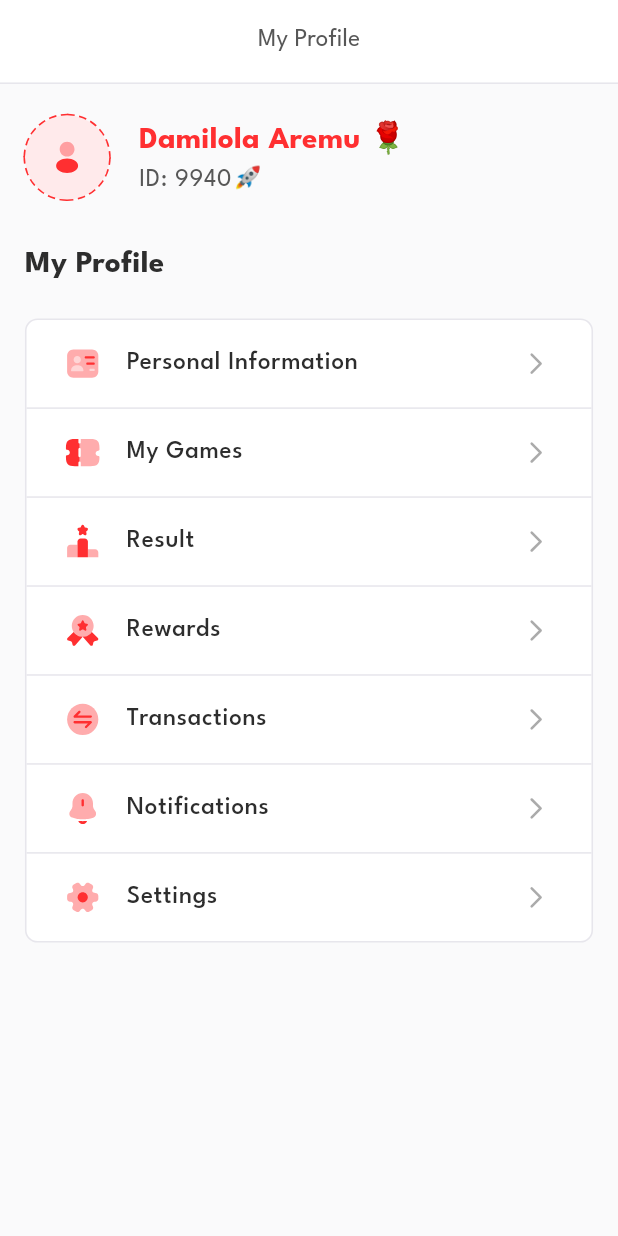
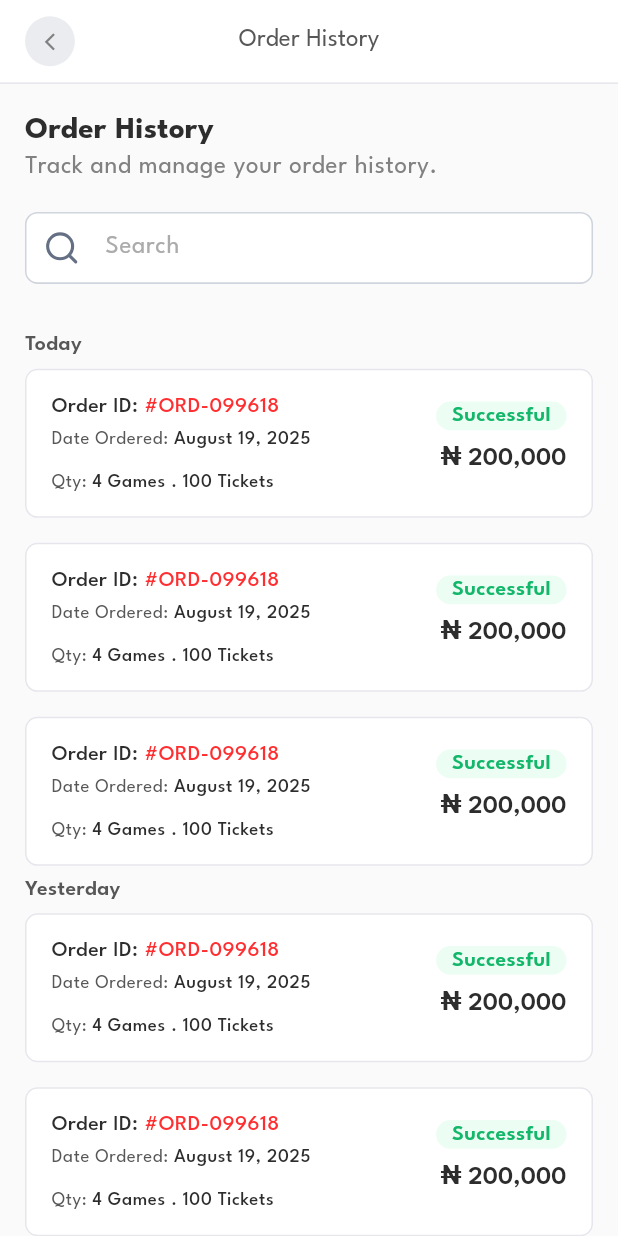
Before and after one commit to sbscphp/windfall-raffle-mobile, a Flutter app: the Profile screen opened directly, after a tap on "Transactions", on a phone screen of 412 x 824 dp. Run offline on Flutter 3.47's test engine with Material 3 defaults, Android fonts, the phone set to English and light mode, and no system bars; our stand-ins replace animate_do, another_flushbar, another_xlider, cached_network_image, card_swiper, dio and 22 more; missing offline and left inert: local_auth_android, local_auth_darwin, webview_flutter_android, webview_flutter_wkwebview; accounts and stored records are empty; project files that could hold a hidden picture were left out.

Commit message:
updated order history

```diff
--- a/lib/core/constants/app_asset.dart
+++ b/lib/core/constants/app_asset.dart
@@ -61,7 +61,7 @@ class AppAsset {
   static const String wallet = 'assets/icons/wallet.svg';
   static const String walletImg = 'assets/icons/wallet.png';
   static const String upload = 'assets/icons/upload.svg';
-
+  static const String search = 'assets/icons/search.svg';
 
 
 
--- a/lib/core/constants/named_routes.dart
+++ b/lib/core/constants/named_routes.dart
@@ -35,7 +35,8 @@ class NamedRoutes {
   static const gameResults = '/gameResults';
   static const claimPrize = '/claimPrize';
   static const rewards = '/rewards';
-
+  static const orderHistory = '/orderHistory';
+  static const orderDetails = '/orderDetails';
 
 
 
--- a/lib/ui/pages/my_games/claim_prize.dart
+++ b/lib/ui/pages/my_games/claim_prize.dart
@@ -211,8 +211,8 @@ class _ClaimPrizeState extends State<ClaimPrize> {
 
   Widget form2() => Column(
     children: [
-      CustomTextField(label: "Your Full Name", hintText: "Enter Full Name"),
-      SizedBox(height: 16.h),
+      // CustomTextField(label: "Your Full Name", hintText: "Enter Full Name"),
+      // SizedBox(height: 16.h),
       FormMediaUploader(title: "Passport photo"),
       SizedBox(height: 16.h),
       CustomTextField(
--- /dev/null
+++ b/lib/ui/pages/profile/order/order_history.dart
@@ -0,0 +1,94 @@
+import 'package:flutter/material.dart';
+import 'package:flutter_screenutil/flutter_screenutil.dart';
+import 'package:windfall/core/constants/app_asset.dart';
+import 'package:windfall/core/constants/app_dimension.dart';
+import 'package:windfall/core/constants/app_theme/custom_color_scheme.dart';
+import 'package:windfall/ui/widgets/custom_appbar.dart';
+import 'package:windfall/ui/widgets/custom_svg.dart';
+import 'package:windfall/ui/widgets/custom_text_field.dart';
+import 'package:windfall/ui/widgets/listview_items/order_history_item.dart';
+import 'package:windfall/ui/widgets/screen_title.dart';
+
+class OrderHistory extends StatefulWidget {
+  const OrderHistory({super.key});
+
+  @override
+  State<OrderHistory> createState() => _OrderHistoryState();
+}
+
+class _OrderHistoryState extends State<OrderHistory> {
+  @override
+  Widget build(BuildContext context) {
+    return Scaffold(
+      appBar: customAppBar(context: context, title: 'Order History'),
+      body: Padding(
+        padding: EdgeInsets.only(
+          top: 20.h,
+          left: AppDimension.paddingLeft,
+          right: AppDimension.paddingRight,
+        ),
+        child: Column(
+          children: [
+            ScreenTitle(
+              title: "Order History",
+              subTitle: "Track and manage your order history.",
+            ),
+            CustomTextField(
+              isCompulsory: false,
+              hintText: "Search",
+              prefixIcon: Padding(
+                padding: EdgeInsets.only(left: 12, right: 12.w),
+                child: CustomSvg(asset: AppAsset.search),
+              ),
+            ),
+            SizedBox(height: 24.h),
+            Expanded(
+              child: ListView.separated(
+                padding: EdgeInsets.only(top: 8.h),
+                shrinkWrap: true,
+                itemBuilder: (context, index) {
+                  return _buildSingleDateItems(index);
+                },
+                separatorBuilder: (context, index) {
+                  return SizedBox(height: 8.h);
+                },
+                itemCount: 3,
+              ),
+            ),
+          ],
+        ),
+      ),
+    );
+  }
+
+  Widget _buildSingleDateItems(int index) {
+    return Column(
+      crossAxisAlignment: CrossAxisAlignment.start,
+      children: [
+        Text(
+          index == 0
+              ? "Today"
+              : index > 1
+              ? "3 days ago"
+              : "Yesterday",
+          style: Theme.of(context).textTheme.bodyMedium?.copyWith(
+            color: Theme.of(context).colorScheme.textTertiary,
+            fontWeight: FontWeight.w600,
+          ),
+        ),
+        SizedBox(height: 8.h),
+        ListView.separated(
+          shrinkWrap: true,
+          physics: NeverScrollableScrollPhysics(),
+          itemBuilder: (context, index) {
+            return OrderHistoryItem();
+          },
+          separatorBuilder: (context, index) {
+            return SizedBox(height: 16.h);
+          },
+          itemCount: 3,
+        ),
+      ],
+    );
+  }
+}
--- a/lib/ui/pages/profile/profile.dart
+++ b/lib/ui/pages/profile/profile.dart
@@ -8,6 +8,7 @@ import 'package:windfall/core/data/view_models/bottom_nav_view_model.dart';
 import 'package:windfall/core/utilities/navigator.dart';
 import 'package:windfall/ui/pages/profile/game_results.dart';
 import 'package:windfall/ui/pages/profile/notifications.dart';
+import 'package:windfall/ui/pages/profile/order/order_history.dart';
 import 'package:windfall/ui/pages/profile/personal_information.dart';
 import 'package:windfall/ui/pages/profile/rewards.dart';
 import 'package:windfall/ui/pages/profile/settings.dart';
@@ -163,7 +164,9 @@ class _ProfileState extends ConsumerState<Profile> {
                             ProfileAction(
                                 imageAsset: AppAsset.transactions,
                                 label: "Transactions",
-                                onPressed: (){}
+                                onPressed: (){
+                                  pushNavigation(context: context, widget: const OrderHistory(), routeName: NamedRoutes.orderHistory);
+                                }
                             ),
                             CustomDivider(
                               verticalSpace: 16.h,
--- /dev/null
+++ b/lib/ui/widgets/listview_items/order_history_item.dart
@@ -0,0 +1,110 @@
+import 'package:flutter/material.dart';
+import 'package:flutter_screenutil/flutter_screenutil.dart';
+import 'package:windfall/core/constants/app_theme/custom_color_scheme.dart';
+import 'package:windfall/core/constants/named_routes.dart';
+import 'package:windfall/core/utilities/date_utilitites.dart';
+import 'package:windfall/core/utilities/navigator.dart';
+import 'package:windfall/ui/pages/profile/order/order_details.dart';
+import 'package:windfall/ui/widgets/clickable.dart';
+import 'package:windfall/ui/widgets/naira_display.dart';
+import 'package:windfall/ui/widgets/windfall_container.dart';
+import 'package:windfall/ui/widgets/windfall_tag.dart';
+
+class OrderHistoryItem extends StatelessWidget {
+  const OrderHistoryItem({super.key});
+
+  @override
+  Widget build(BuildContext context) {
+    return Clickable(
+      onPressed: () {
+        pushNavigation(
+          context: context,
+          widget: OrderDetails(),
+          routeName: NamedRoutes.orderDetails,
+        );
+      },
+      child: WindfallContainer(
+        padding: EdgeInsets.all(16.w),
+        child: Row(
+          mainAxisAlignment: MainAxisAlignment.spaceBetween,
+          crossAxisAlignment: CrossAxisAlignment.start,
+          children: [
+            Column(
+              crossAxisAlignment: CrossAxisAlignment.start,
+              children: [
+                Text.rich(
+                  style: Theme.of(context).textTheme.bodyMedium?.copyWith(
+                    fontWeight: FontWeight.w500,
+                    color: Theme.of(context).colorScheme.textPrimary,
+                  ),
+                  TextSpan(
+                    text: "Order ID: ",
+                    children: [
+                      TextSpan(
+                        text: '#ORD-099618',
+                        style: Theme.of(context).textTheme.bodyMedium?.copyWith(
+                          fontWeight: FontWeight.w500,
+                          color: Theme.of(context).colorScheme.brandColor,
+                        ),
+                      ),
+                    ],
+                  ),
+                ),
+                SizedBox(height: 8.h),
+                Text.rich(
+                  style: Theme.of(context).textTheme.bodySmall?.copyWith(
+                    color: Theme.of(context).colorScheme.textTertiary,
+                  ),
+                  TextSpan(
+                    text: "Date Ordered: ",
+                    children: [
+                      TextSpan(
+                        text: DateUtilities.monthDayYear(date: DateTime.now()),
+                        style: Theme.of(context).textTheme.bodySmall?.copyWith(
+                          fontWeight: FontWeight.w500,
+                          color: Theme.of(context).colorScheme.textPrimary,
+                        ),
+                      ),
+                    ],
+                  ),
+                ),
+                SizedBox(height: 16.h),
+                Text.rich(
+                  style: Theme.of(context).textTheme.bodySmall?.copyWith(
+                    color: Theme.of(context).colorScheme.textTertiary,
+                  ),
+                  TextSpan(
+                    text: "Qty: ",
+                    children: [
+                      TextSpan(
+                        text: '4 Games . 100 Tickets',
+                        style: Theme.of(context).textTheme.bodySmall?.copyWith(
+                          fontWeight: FontWeight.w500,
+                          color: Theme.of(context).colorScheme.textPrimary,
+                        ),
+                      ),
+                    ],
+                  ),
+                ),
+              ],
+            ),
+            SizedBox(width: 12.w),
+            Column(
+              crossAxisAlignment: CrossAxisAlignment.end,
+              children: [
+                WindfallTag(tag: TagType.success),
+                SizedBox(height: 8.h),
+                NairaDisplay(
+                  amount: 200000,
+                  addDecimal: false,
+                  fontSize: 16.sp,
+                  fontWeight: FontWeight.w600,
+                ),
+              ],
+            ),
+          ],
+        ),
+      ),
+    );
+  }
+}
--- /dev/null
+++ b/lib/ui/widgets/windfall_tag.dart
@@ -0,0 +1,86 @@
+import 'package:flutter/material.dart';
+import 'package:flutter_screenutil/flutter_screenutil.dart';
+import 'package:windfall/core/constants/app_asset.dart';
+import 'package:windfall/core/constants/color_path.dart';
+import 'package:windfall/ui/widgets/custom_svg.dart';
+
+enum TagType { instantGame, success, drawGame, completed }
+
+class WindfallTag extends StatelessWidget {
+  final TagType tag;
+  const WindfallTag({super.key, required this.tag});
+
+  @override
+  Widget build(BuildContext context) {
+    switch (tag) {
+      case TagType.instantGame:
+        return Container(
+          padding: EdgeInsets.all(6.w),
+          decoration: BoxDecoration(
+            color: ColorPath.pattensBlue,
+            borderRadius: BorderRadius.all(Radius.circular(12.r)),
+          ),
+          child: Row(
+            mainAxisSize: MainAxisSize.min,
+            children: [
+              Text(
+                _getTagText(),
+                style: Theme.of(context).textTheme.bodySmall?.copyWith(
+                  fontWeight: FontWeight.w500,
+                  color: ColorPath.allPortBlue,
+                ),
+              ),
+              SizedBox(width: 4.w),
+              CustomSvg(asset: AppAsset.zap, width: 12.sp, height: 12.sp),
+            ],
+          ),
+        );
+
+      case TagType.success:
+      case TagType.drawGame:
+      case TagType.completed:
+        return Container(
+          padding: EdgeInsets.symmetric(horizontal: 10.w, vertical: 2.h),
+          margin: EdgeInsets.only(top: 4.h),
+          decoration: BoxDecoration(
+            color: ColorPath.foamGreen,
+            borderRadius: BorderRadius.all(Radius.circular(16.r)),
+          ),
+          child: Row(
+            mainAxisSize: MainAxisSize.min,
+            children: [
+              if (tag == TagType.completed)
+                Row(
+                  children: [
+                    Icon(Icons.circle, color: ColorPath.meadowGreen, size: 10),
+                    SizedBox(width: 8.w),
+                  ],
+                ),
+              Center(
+                child: Text(
+                  _getTagText(),
+                  style: Theme.of(context).textTheme.bodyMedium?.copyWith(
+                    color: ColorPath.meadowGreen,
+                    fontWeight: FontWeight.w600,
+                  ),
+                ),
+              ),
+            ],
+          ),
+        );
+    }
+  }
+
+  String _getTagText() {
+    switch (tag) {
+      case TagType.instantGame:
+        return "Instant Game";
+      case TagType.success:
+        return "Successful";
+      case TagType.drawGame:
+        return "Draw Game";
+      case TagType.completed:
+        return "Completed";
+    }
+  }
+}
```
Also changed, not shown: lib/core/data/view_models/media_uploader_view_model.dart (added, +36 -0 lines), lib/ui/pages/profile/order/order_details.dart (added, +122 -0 lines), lib/ui/widgets/form_media_uploader.dart (+6 -2 lines), lib/ui/widgets/listview_items/cart_item.dart (+2 -28 lines), lib/ui/widgets/listview_items/order_details_item.dart (added, +128 -0 lines), lib/ui/widgets/listview_items/reward_item.dart (+2 -21 lines), assets/icons/search.svg (added).
